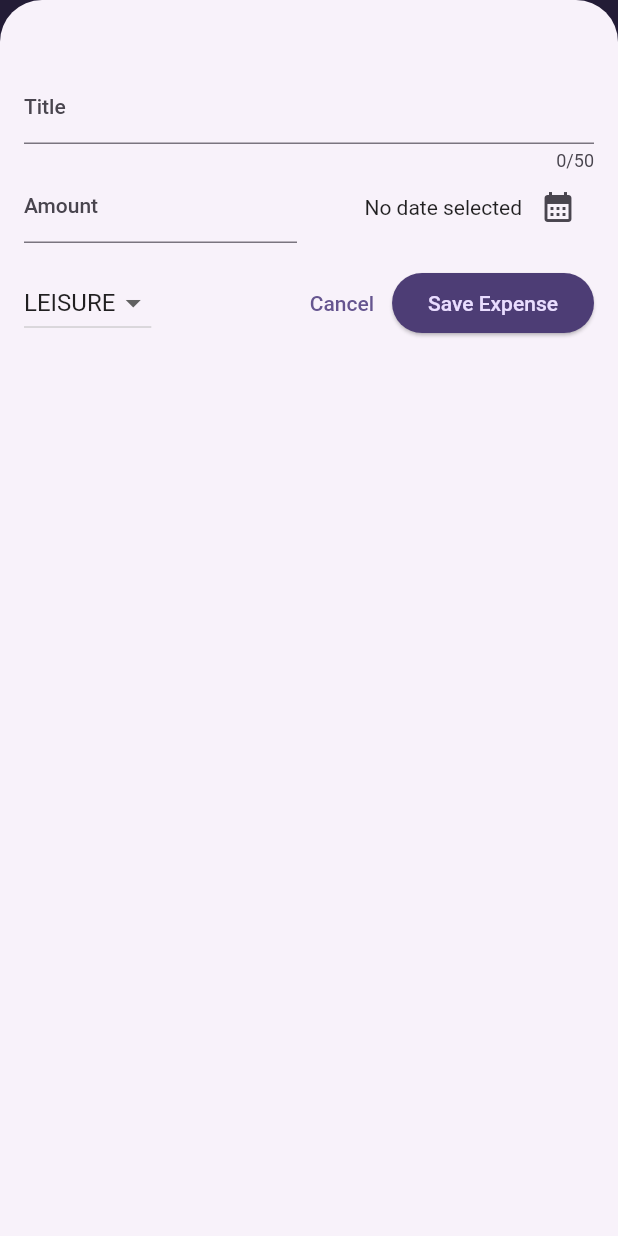
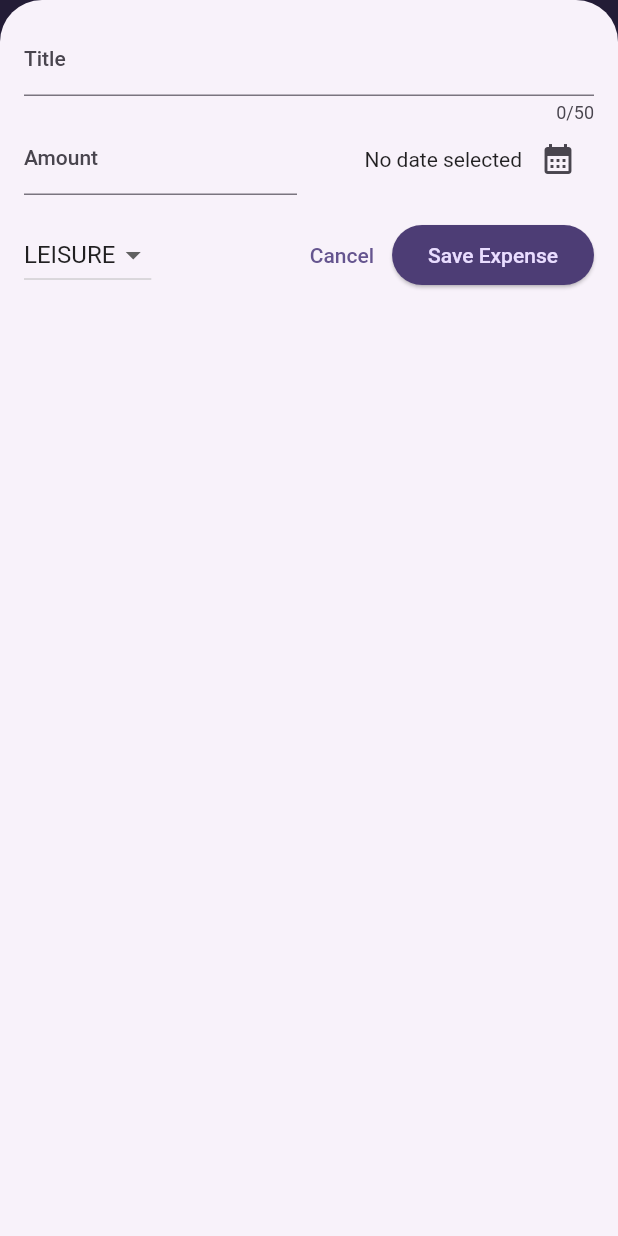
Before and after one commit to zawmorntwan/expense_tracker, a Flutter app: the screen it shows after launch, after a tap on the "add" icon, on a phone screen of 412 x 824 dp. Run offline on Flutter 3.47's test engine with Material 2 defaults, Android fonts, the phone set to English and light mode, and no system bars.

Commit message:
update more responsive and adaptive

```diff
--- a/lib/widgets/expenses.dart
+++ b/lib/widgets/expenses.dart
@@ -31,6 +31,7 @@ class _ExpensesState extends State<Expenses> {
   void _openAddExpenseOverlay() {
     showModalBottomSheet(
       context: context,
+      useSafeArea: true,
       isScrollControlled: true,
       builder: (ctx) => NewExpense(
         onAddExpense: _addExpense,
--- a/lib/widgets/new_expense.dart
+++ b/lib/widgets/new_expense.dart
@@ -1,3 +1,6 @@
+import 'dart:io';
+
+import 'package:flutter/cupertino.dart';
 import 'package:flutter/material.dart';
 
 import '../models/expanse.dart';
@@ -42,12 +45,8 @@ class _NewExpenseState extends State<NewExpense> {
     });
   }
 
-  void _submitExpenseData() {
-    final enteredAmount = double.tryParse(_amountController.text);
-    final amountIsInvalid = enteredAmount == null || enteredAmount <= 0;
-    if (_titleController.text.trim().isEmpty ||
-        amountIsInvalid ||
-        _selectedDate == null) {
+  void _showDialog() {
+    if (Platform.isIOS) {
       showDialog(
         context: context,
         builder: (ctx) => AlertDialog(
@@ -64,6 +63,33 @@ class _NewExpenseState extends State<NewExpense> {
           ],
         ),
       );
+    } else if (Platform.isAndroid) {
+      showCupertinoDialog(
+        context: context,
+        builder: (ctx) => CupertinoAlertDialog(
+          title: const Text('Invalid Input'),
+          content: const Text(
+              'Please make sure a valid title, amount, date and category was entered.'),
+          actions: [
+            TextButton(
+              onPressed: () {
+                Navigator.pop(ctx);
+              },
+              child: const Text('Okay'),
+            )
+          ],
+        ),
+      );
+    }
+  }
+
+  void _submitExpenseData() {
+    final enteredAmount = double.tryParse(_amountController.text);
+    final amountIsInvalid = enteredAmount == null || enteredAmount <= 0;
+    if (_titleController.text.trim().isEmpty ||
+        amountIsInvalid ||
+        _selectedDate == null) {
+      _showDialog();
       return;
     }
 
@@ -81,10 +107,45 @@ class _NewExpenseState extends State<NewExpense> {
 
   @override
   Widget build(BuildContext context) {
-    return Padding(
-      padding: const EdgeInsets.fromLTRB(16, 48, 16, 16),
+    final keyboardSpace = MediaQuery.of(context).viewInsets.bottom;
+
+    return LayoutBuilder(
+      builder: (ctx, constraints) {
+        final width = constraints.maxWidth;
+        return SizedBox(
+          height: double.infinity,
+          child: SingleChildScrollView(
+            child: Padding(
+              padding: EdgeInsets.fromLTRB(16, 16, 16, keyboardSpace + 16),
               child: Column(
                 children: [
+                  if (width >= 600)
+                    Row(
+                      crossAxisAlignment: CrossAxisAlignment.start,
+                      children: [
+                        Expanded(
+                          child: TextField(
+                            maxLength: 50,
+                            controller: _titleController,
+                            decoration: const InputDecoration(
+                              label: Text('Title'),
+                            ),
+                          ),
+                        ),
+                        const SizedBox(width: 24),
+                        Expanded(
+                          child: TextField(
+                            controller: _amountController,
+                            keyboardType: TextInputType.number,
+                            decoration: const InputDecoration(
+                              prefixText: '\$ ',
+                              label: Text('Amount'),
+                            ),
+                          ),
+                        ),
+                      ],
+                    )
+                  else
                     TextField(
                       maxLength: 50,
                       controller: _titleController,
@@ -92,6 +153,52 @@ class _NewExpenseState extends State<NewExpense> {
                         label: Text('Title'),
                       ),
                     ),
+                  if (width >= 600)
+                    Row(
+                      children: [
+                        DropdownButton(
+                          value: _selectedCategory,
+                          items: Category.values
+                              .map(
+                                (category) => DropdownMenuItem(
+                                  value: category,
+                                  child: Text(
+                                    category.name.toUpperCase(),
+                                  ),
+                                ),
+                              )
+                              .toList(),
+                          onChanged: (value) {
+                            if (value == null) {
+                              return;
+                            }
+                            setState(() {
+                              _selectedCategory = value;
+                            });
+                          },
+                        ),
+                        const SizedBox(width: 24),
+                        Expanded(
+                          child: Row(
+                            mainAxisAlignment: MainAxisAlignment.end,
+                            children: [
+                              Text(
+                                _selectedDate == null
+                                    ? 'No date selected'
+                                    : formatter.format(_selectedDate!),
+                              ),
+                              IconButton(
+                                onPressed: _presentDatePicker,
+                                icon: const Icon(
+                                  Icons.calendar_month,
+                                ),
+                              ),
+                            ],
+                          ),
+                        ),
+                      ],
+                    )
+                  else
                     Row(
                       children: [
                         Expanded(
@@ -128,6 +235,23 @@ class _NewExpenseState extends State<NewExpense> {
                       ],
                     ),
                   const SizedBox(height: 16),
+                  if (width >= 600)
+                    Row(
+                      children: [
+                        const Spacer(),
+                        TextButton(
+                          onPressed: () {
+                            Navigator.pop(context);
+                          },
+                          child: const Text('Cancel'),
+                        ),
+                        ElevatedButton(
+                          onPressed: _submitExpenseData,
+                          child: const Text('Save Expense'),
+                        ),
+                      ],
+                    )
+                  else
                     Row(
                       children: [
                         DropdownButton(
@@ -166,6 +290,10 @@ class _NewExpenseState extends State<NewExpense> {
                     )
                 ],
               ),
+            ),
+          ),
+        );
+      },
     );
   }
 }
```
Lines whose indentation alone changed are shown as unchanged.
